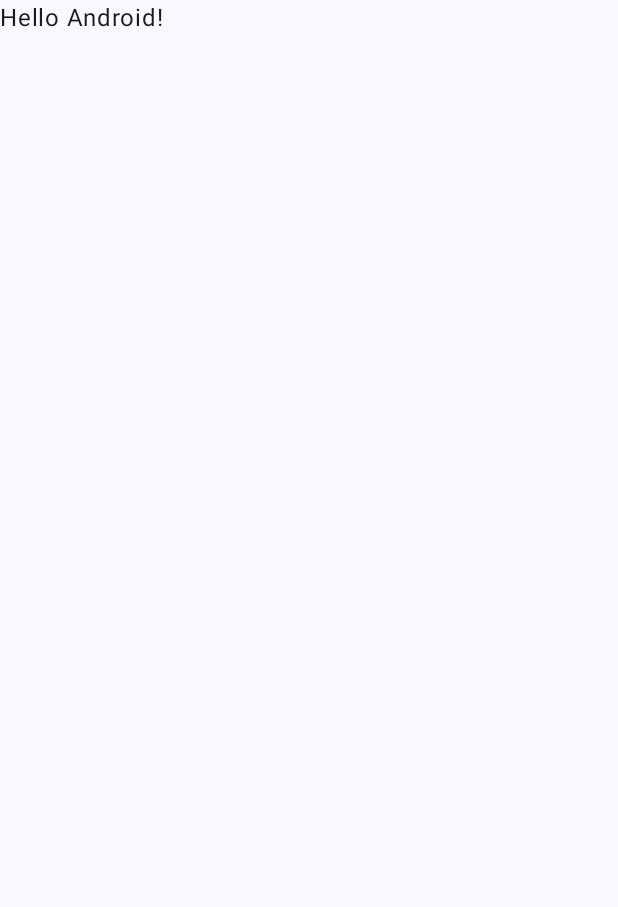
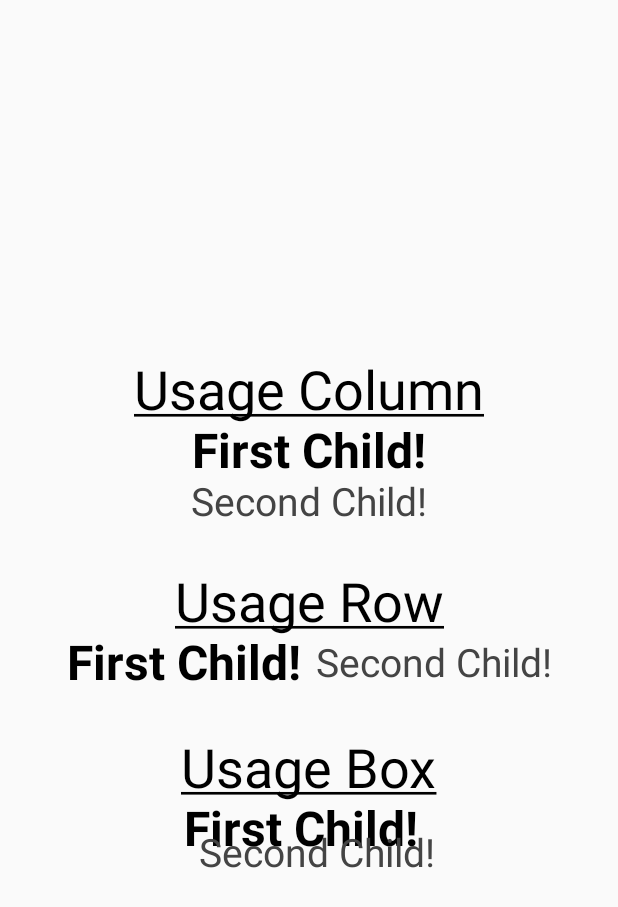
Before and after one commit to erhansennx/compose-practice, an Android app built with Jetpack Compose: the screen it shows after launch (MainActivity), on a phone screen of 412 x 824 dp. Before the commit the part shown is almost empty. Shown: the top 907 px of the screen. Run offline under Robolectric (Android 15) with nearby library versions, the phone set to English and light mode, and no system bars.

Commit message:
Column, Row, Box, Modifiers were practiced.

```diff
--- a/app/src/main/java/com/app/composepractice/MainActivity.kt
+++ b/app/src/main/java/com/app/composepractice/MainActivity.kt
@@ -10,37 +10,21 @@ import androidx.compose.material3.Text
 import androidx.compose.runtime.Composable
 import androidx.compose.ui.Modifier
 import androidx.compose.ui.tooling.preview.Preview
+import com.app.composepractice.layouts.Layouts
 import com.app.composepractice.ui.theme.ComposePracticeTheme
 
 class MainActivity : ComponentActivity() {
     override fun onCreate(savedInstanceState: Bundle?) {
         super.onCreate(savedInstanceState)
         setContent {
-            ComposePracticeTheme {
-                // A surface container using the 'background' color from the theme
-                Surface(
-                    modifier = Modifier.fillMaxSize(),
-                    color = MaterialTheme.colorScheme.background
-                ) {
-                    Greeting("Android")
-                }
-            }
+            Layouts()
         }
     }
 }
 
-@Composable
-fun Greeting(name: String, modifier: Modifier = Modifier) {
-    Text(
-        text = "Hello $name!",
-        modifier = modifier
-    )
-}
 
 @Preview(showBackground = true)
 @Composable
 fun GreetingPreview() {
-    ComposePracticeTheme {
-        Greeting("Android")
-    }
+    Layouts()
 }
--- /dev/null
+++ b/app/src/main/java/com/app/composepractice/layouts/Layouts.kt
@@ -0,0 +1,125 @@
+package com.app.composepractice.layouts
+
+import androidx.compose.foundation.layout.Arrangement
+import androidx.compose.foundation.layout.Box
+import androidx.compose.foundation.layout.Column
+import androidx.compose.foundation.layout.Row
+import androidx.compose.foundation.layout.Spacer
+import androidx.compose.foundation.layout.fillMaxSize
+import androidx.compose.foundation.layout.padding
+import androidx.compose.material3.Text
+import androidx.compose.runtime.Composable
+import androidx.compose.ui.Alignment
+import androidx.compose.ui.Modifier
+import androidx.compose.ui.graphics.Color
+import androidx.compose.ui.text.font.FontWeight
+import androidx.compose.ui.text.style.TextDecoration
+import androidx.compose.ui.tooling.preview.Preview
+import androidx.compose.ui.unit.dp
+import androidx.compose.ui.unit.sp
+
+
+@Composable
+fun Layouts() {
+    Column(
+        modifier = Modifier.fillMaxSize(),
+        horizontalAlignment = Alignment.CenterHorizontally,
+        verticalArrangement = Arrangement.Center
+    ) {
+        CustomTextUnderline("Usage Column")
+        UsageColumn()
+        Spacer(modifier = Modifier.padding(15.dp))
+        // Spacer is a composable that can be used when you want to add an additional space between composables.
+
+        CustomTextUnderline("Usage Row")
+        UsageRow()
+        Spacer(modifier = Modifier.padding(15.dp))
+
+        CustomTextUnderline("Usage Box")
+        UsageBox()
+    }
+}
+
+@Composable
+fun UsageColumn() {
+    // A Column will show each child below the previous children.
+    // It’s similar to a LinearLayout with vertical orientation.
+    Column(
+        horizontalAlignment = Alignment.CenterHorizontally,
+        verticalArrangement = Arrangement.Center) {
+        Text(
+            text = "First Child!",
+            fontWeight = FontWeight.Bold,
+            fontSize = 32.sp,
+            textDecoration = TextDecoration.None,
+            // modifier = Modifier.align(Alignment.Start),
+            color = Color.Black
+        )
+        Text(
+            text = "Second Child!",
+            fontWeight = FontWeight.Normal,
+            fontSize = 26.sp,
+            // modifier = Modifier.align(Alignment.End),
+            color = Color.DarkGray
+        )
+    }
+}
+
+@Composable
+fun UsageRow() {
+    // A Row will show each child next to the previous children.
+    // It’s similar to a LinearLayout with a horizontal orientation.
+    Row(
+        verticalAlignment = Alignment.CenterVertically,
+        horizontalArrangement = Arrangement.Center) {
+        Text(
+            text = "First Child!",
+            fontWeight = FontWeight.Bold,
+            fontSize = 32.sp,
+            // modifier = Modifier.align(Alignment.Start),
+            color = Color.Black
+        )
+        Text(
+            text = "Second Child!",
+            fontWeight = FontWeight.Normal,
+            fontSize = 26.sp,
+            modifier = Modifier.padding(start = 10.dp),
+            // modifier = Modifier.align(Alignment.End),
+            color = Color.DarkGray
+        )
+    }
+}
+
+@Composable
+fun UsageBox() {
+    // The children of the Box layout will be stacked over each other.
+    Box {
+        Text(
+            text = "First Child!",
+            fontWeight = FontWeight.Bold,
+            fontSize = 32.sp,
+            textDecoration = TextDecoration.None,
+            // modifier = Modifier.align(Alignment.Start),
+            color = Color.Black
+        )
+        Text(
+            text = "Second Child!",
+            fontWeight = FontWeight.Normal,
+            fontSize = 26.sp,
+            modifier = Modifier.padding(start = 10.dp, top = 20.dp),
+            // modifier = Modifier.align(Alignment.End),
+            color = Color.DarkGray
+        )
+    }
+}
+
+@Composable
+fun CustomTextUnderline(textString: String) {
+    Text(text = textString, fontSize = 36.sp, textDecoration = TextDecoration.Underline)
+}
+
+@Composable
+@Preview(showBackground = true)
+fun LayoutsPreview() {
+    Layouts()
+}
```
